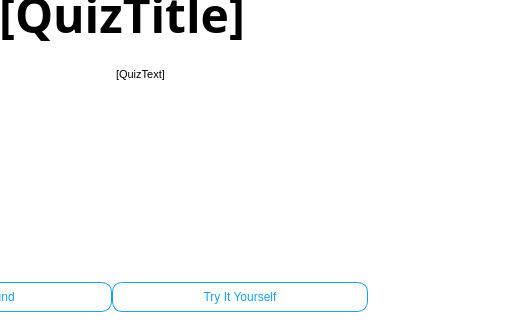
This is sight-earAudioQuiz.ui in ZachKrol/MusGator as Qt 5 draws it before an edit; both pictures show x 278 to 800 and y 109 to 429 of the 800 by 600 pixel window. The edited form follows.
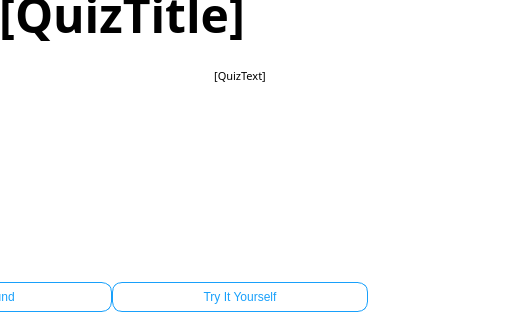
This is the edited form. Icons and pictures are not drawn.

Commit message: Fix Ear training Quiz

```diff
--- a/sight-earAudioQuiz.ui
+++ b/sight-earAudioQuiz.ui
@@ -339,6 +339,15 @@
         </item>
         <item row="0" column="2">
          <widget class="QTextBrowser" name="quizText">
+          <property name="font">
+           <font>
+            <family>Tw Cen MT</family>
+            <pointsize>12</pointsize>
+            <weight>50</weight>
+            <italic>false</italic>
+            <bold>false</bold>
+           </font>
+          </property>
           <property name="styleSheet">
            <string notr="true">border: none;</string>
           </property>
@@ -347,7 +356,7 @@
 &lt;html&gt;&lt;head&gt;&lt;meta name=&quot;qrichtext&quot; content=&quot;1&quot; /&gt;&lt;style type=&quot;text/css&quot;&gt;
 p, li { white-space: pre-wrap; }
 &lt;/style&gt;&lt;/head&gt;&lt;body style=&quot; font-family:'Tw Cen MT'; font-size:12pt; font-weight:400; font-style:normal;&quot;&gt;
-&lt;p style=&quot; margin-top:0px; margin-bottom:0px; margin-left:0px; margin-right:0px; -qt-block-indent:0; text-indent:0px;&quot;&gt;&lt;span style=&quot; font-family:'Open Sans','Arial','sans-serif'; font-size:8pt; color:#000000; background-color:#ffffff;&quot;&gt;[QuizText]&lt;/span&gt;&lt;/p&gt;&lt;/body&gt;&lt;/html&gt;</string>
+&lt;p align=&quot;center&quot; style=&quot; margin-top:0px; margin-bottom:0px; margin-left:0px; margin-right:0px; -qt-block-indent:0; text-indent:0px;&quot;&gt;&lt;span style=&quot; font-family:'Open Sans','Arial','sans-serif'; font-size:8pt; color:#000000; background-color:#ffffff;&quot;&gt;[QuizText]&lt;/span&gt;&lt;/p&gt;&lt;/body&gt;&lt;/html&gt;</string>
           </property>
          </widget>
         </item>
```
Left out of the diff: 118 changed lines with no effect on the pictures. The commit also changes 4 other files.
